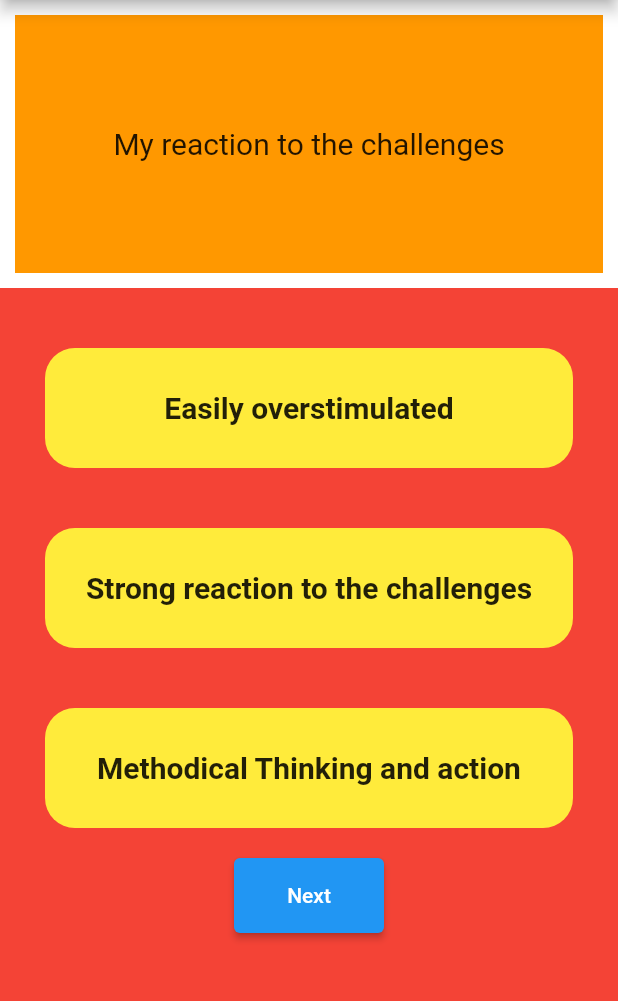
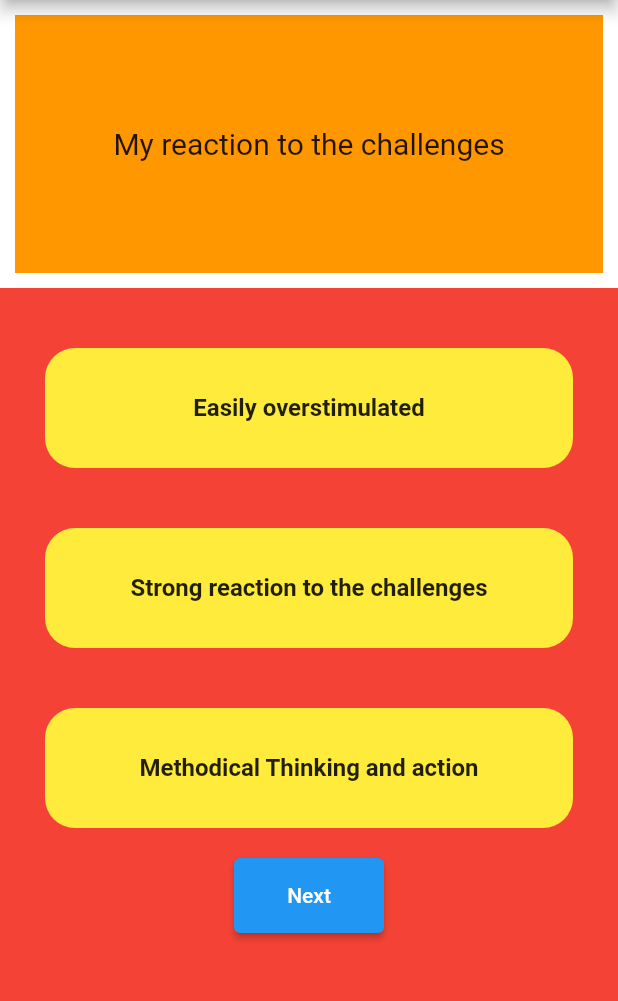
Before and after one commit to suyoscar11/ayurveda_dosha, a Flutter app: the screen it shows after launch, on a phone screen of 412 x 824 dp, the part 84-1085 px from its top. Run offline on Flutter 3.47's test engine with Material 2 defaults, Android fonts, the phone set to English and light mode, and no system bars.

Commit message:
json all inserted inside list

```diff
--- a/lib/learning.dart
+++ b/lib/learning.dart
@@ -31,6 +31,27 @@ List<String> answers = [
   "Like multiple tasks at a time",
   "Selective Task at a time",
   "Need stimulation to do work",
+  "Hard to fall asleep and stay asleep",
+  "Goal-oriented sleep",
+  "Easily fall asleep and can\n sleep for a long time",
+  "Frequently and easily triggered",
+  "Turns on strongly to reach \na goal and then turn off",
+  "Not easily evoked",
+  "Moods change quickly. Anxious, fearful, uncertain, Too many choices confuse me",
+  "Strong Emotions, Ambitious and like to make plans, I get irritated when get interrupted",
+  "Calm and happy and peace-loving",
+  "Get angry quickly and calm down quickly",
+  "Once get angry, difficult to calm down",
+  "Rarely get angry",
+  "Light of heart and quick to speak",
+  "Strong will, passionate leader",
+  "Easy Personality, loving and caring",
+  "Easy to get distracted",
+  "Moderate, depends upon\n how interesting is the topic",
+  "Hard to get distracted",
+  "I have multiple plans, I do like changes but I am also sometimes worried about my future",
+  "I want to grow in my career, to have more responsibility and appreciation, I have a clear plan to have security and resources.",
+  "I dislike too many changes in my life, I need more time to rest, relax and to be by myself.",
 ];
 
 int questionNumber = 0;
@@ -133,7 +154,7 @@ class answer extends StatelessWidget {
         padding: EdgeInsets.all(8.0),
         child: Text(
           answerText,
-          style: TextStyle(fontSize: 20, fontWeight: FontWeight.bold),
+          style: TextStyle(fontSize: 16, fontWeight: FontWeight.bold),
         ),
       )),
     );
```
